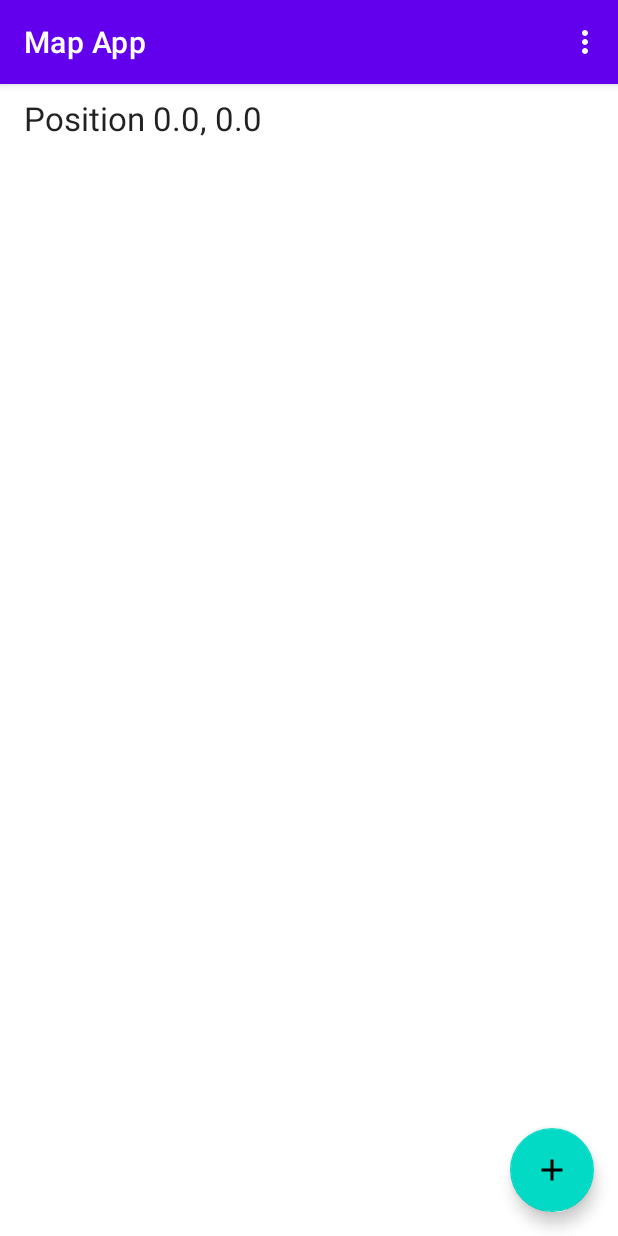
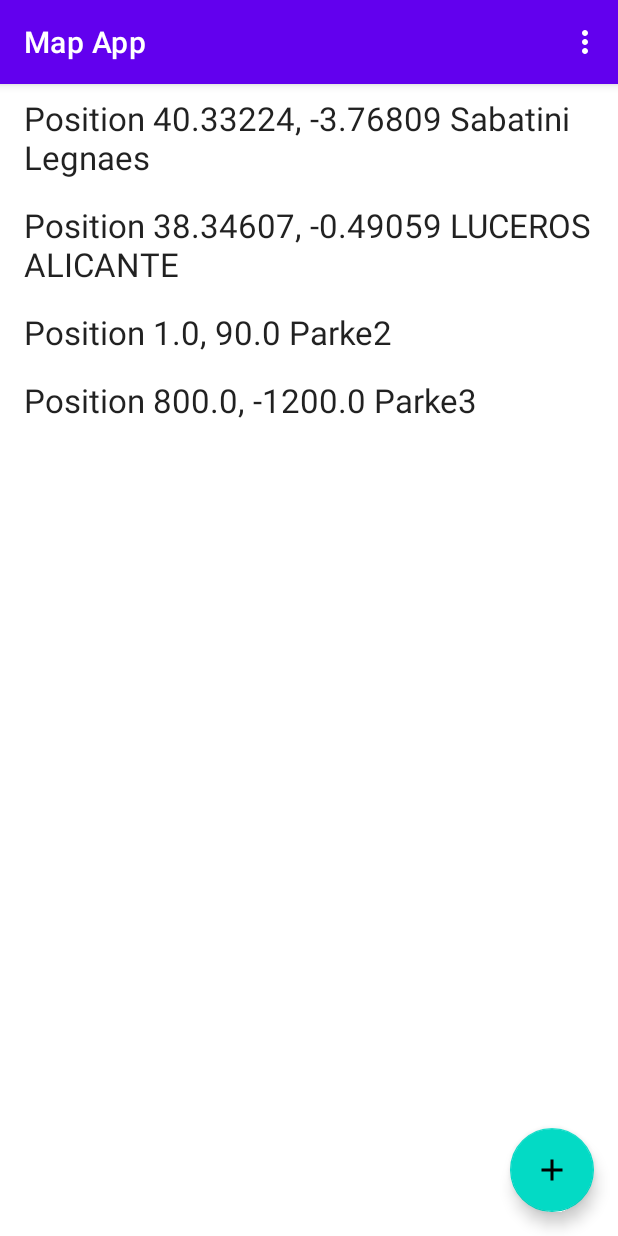
Before and after one commit to JDavidLpez723/mapapp, an Android app: the screen it shows after launch (MapActivity), on a phone screen of 412 x 824 dp. Run offline under Robolectric (Android 15) with nearby library versions, the phone set to English and light mode, and no system bars; our stand-ins replace Room's generated code.

Commit message:
NodeFragment + tiles (map) visualization

```diff
--- a/app/build.gradle
+++ b/app/build.gradle
@@ -34,6 +34,8 @@ android {
     kotlinOptions {
         jvmTarget = '1.8'
     }
+
+    apply plugin: "androidx.navigation.safeargs"
 }
 
 dependencies {
@@ -52,6 +54,7 @@ dependencies {
     implementation 'androidx.room:room-ktx:2.2.6'
     implementation 'com.squareup.retrofit2:retrofit:2.9.0'
     implementation 'com.squareup.retrofit2:converter-gson:2.9.0'
+    implementation 'com.squareup.picasso:picasso:2.71828'
     kapt 'androidx.room:room-compiler:2.2.6'
     testImplementation 'junit:junit:4.+'
     androidTestImplementation 'androidx.test.ext:junit:1.1.2'
--- a/app/src/main/java/com/canonicalexamples/mapapp/app/MapApp.kt
+++ b/app/src/main/java/com/canonicalexamples/mapapp/app/MapApp.kt
@@ -44,9 +44,11 @@ class MapApp: Application() {
         CoroutineScope(Dispatchers.IO + SupervisorJob()).launch {
             database.clearAllTables()
             database.nodeDao.apply {
-                this.create(node = Node(id=0, x=0.0, y=0.0, tag="Mi Casa"))
-                this.create(node = Node(id=1, x=5.0, y=4.0, tag="Mi trabajo"))
-                this.create(node = Node(id=2, x=8.0, y=-20.0, tag="Parke"))
+                //this.create(node = Node(id=0, x=7.0, y=99.0, tag="Mi Casa"))
+                this.create(node = Node(id=1, x=40.33224, y=-3.76809, tag="Sabatini Legnaes"))
+                this.create(node = Node(id=2, x=38.34607, y=-0.49059, tag="LUCEROS ALICANTE"))
+                this.create(node = Node(id=3, x=1.0, y=90.0, tag="Parke2"))
+                this.create(node = Node(id=4, x=800.0, y=-1200.0, tag="Parke3"))
 //                this.create(tea = Tea(id = 0, name = "Oolong", rating = 1))
 //                this.create(tea = Tea(id = 1, name = "Pu erh", rating = 1))
 //                this.create(tea = Tea(id = 2, name = "Green tea", rating = 1))
--- a/app/src/main/java/com/canonicalexamples/mapapp/model/NodeDao.kt
+++ b/app/src/main/java/com/canonicalexamples/mapapp/model/NodeDao.kt
@@ -27,12 +27,16 @@ import androidx.room.Update
 interface NodeDao {
     @Insert
     suspend fun create(node: Node)
+
     @Query("SELECT * FROM node_table WHERE id = :id")
     suspend fun get(id: Int): Node?
+
     @Query("SELECT * FROM node_table")
     suspend fun fetchNodes(): List<Node>
+
     @Update
     suspend fun update(node: Node)
+
     @Query("DELETE FROM node_table WHERE id = :id")
     suspend fun delete(id: Int)
 }
--- a/app/src/main/java/com/canonicalexamples/mapapp/model/TileService.kt
+++ b/app/src/main/java/com/canonicalexamples/mapapp/model/TileService.kt
@@ -1,6 +1,8 @@
 package com.canonicalexamples.mapapp.model
 
+import okhttp3.ResponseBody
 import retrofit2.Call
+import retrofit2.Response
 import retrofit2.http.GET
 import retrofit2.http.Path
 
@@ -23,8 +25,11 @@ import retrofit2.http.Path
  * limitations under the License.
  */
 interface TileService {
-    @GET("/{zoom}/{x}/{y}")
+    @GET("7/62/42.png")
+    fun getExample(): Call<ResponseBody>
+
+    @GET("{zoom}/{x}/{y}.png")
     fun getTile(@Path(value = "zoom") zoom: Int,
                 @Path(value = "x") x: Int,
-                @Path(value = "y") y: Int): Call<Tile>
+                @Path(value = "y") y: Int): Call<ResponseBody>
 }
--- a/app/src/main/java/com/canonicalexamples/mapapp/view/NodesListAdapter.kt
+++ b/app/src/main/java/com/canonicalexamples/mapapp/view/NodesListAdapter.kt
@@ -3,13 +3,9 @@ package com.canonicalexamples.mapapp.view
 import android.view.LayoutInflater
 import android.view.View
 import android.view.ViewGroup
-import androidx.navigation.findNavController
-import androidx.navigation.fragment.findNavController
 import androidx.recyclerview.widget.RecyclerView
-import com.canonicalexamples.mapapp.R
 import com.canonicalexamples.mapapp.databinding.ItemNodeBinding
-import com.canonicalexamples.mapapp.util.observeEvent
-import com.canonicalexamples.mapapp.viewmodels.MapViewModel
+import com.canonicalexamples.mapapp.viewmodels.NodesListViewModel
 
 /**
  * 20210208. Initial version created by jorge
@@ -29,9 +25,9 @@ import com.canonicalexamples.mapapp.viewmodels.MapViewModel
  * See the License for the specific language governing permissions and
  * limitations under the License.
  */
-class NodesListAdapter(private val viewModel: MapViewModel): RecyclerView.Adapter<NodesListAdapter.TeaItemViewHolder>() {
+class NodesListAdapter(private val viewModel: NodesListViewModel): RecyclerView.Adapter<NodesListAdapter.TeaItemViewHolder>() {
 
-    class TeaItemViewHolder(private val viewModel: MapViewModel, binding: ItemNodeBinding): RecyclerView.ViewHolder(binding.root), View.OnClickListener {
+    class TeaItemViewHolder(private val viewModel: NodesListViewModel, binding: ItemNodeBinding): RecyclerView.ViewHolder(binding.root), View.OnClickListener {
         val teaName = binding.itemName
 
         init {
@@ -40,15 +36,7 @@ class NodesListAdapter(private val viewModel: MapViewModel): RecyclerView.Adapte
 
         //When an item of the adapter list has been clicked:
         override fun onClick(v: View?) {
-            println("Layout:"+layoutPosition)
             viewModel.onClickItem(layoutPosition)
-            //Move to Node Fragment
-
-
-            //v?.rootView?.findNavController()?.navigate(R.id.action_FirstFragment_to_nodeFragment)
-            //v?.findNavController()?.navigate(R.id.action_FirstFragment_to_nodeFragment)
-
-            //print(adapterPosition)
         }
     }
 
@@ -59,10 +47,6 @@ class NodesListAdapter(private val viewModel: MapViewModel): RecyclerView.Adapte
         //Get data and fill each item
         val node = viewModel.getItem(position)
         holder.teaName.text = "Position ${node.name}"
-//        var z = 14
-//        println("Zoom="+z.toString())
-//        println(viewModel.getXYTile(40.32907,-3.76592, z))
-        //println(viewModel.getItem(1))
     }
 
     override fun getItemCount(): Int = viewModel.numberOfItems
--- a/app/src/main/java/com/canonicalexamples/mapapp/view/NodesListFragment.kt
+++ b/app/src/main/java/com/canonicalexamples/mapapp/view/NodesListFragment.kt
@@ -6,21 +6,20 @@ import android.view.View
 import android.view.ViewGroup
 import androidx.fragment.app.Fragment
 import androidx.fragment.app.viewModels
-import androidx.navigation.findNavController
 import androidx.navigation.fragment.findNavController
 import com.canonicalexamples.mapapp.R
 import com.canonicalexamples.mapapp.app.MapApp
 import com.canonicalexamples.mapapp.databinding.FragmentNodesListBinding
 import com.canonicalexamples.mapapp.util.observeEvent
-import com.canonicalexamples.mapapp.viewmodels.MapViewModel
-import com.canonicalexamples.mapapp.viewmodels.TeasListViewModelFactory
+import com.canonicalexamples.mapapp.viewmodels.NodesListViewModel
+import com.canonicalexamples.mapapp.viewmodels.NodesListViewModelFactory
 
 class NodesListFragment : Fragment() {
 
     private lateinit var binding: FragmentNodesListBinding
-    private val viewModel: MapViewModel by viewModels {
+    private val viewModel: NodesListViewModel by viewModels {
         val app = activity?.application as MapApp
-        TeasListViewModelFactory(app.database, app.webservice)
+        NodesListViewModelFactory(app.database, app.webservice)
     }
 
     override fun onCreateView(inflater: LayoutInflater, container: ViewGroup?, savedInstanceState: Bundle?): View? {
@@ -37,6 +36,12 @@ class NodesListFragment : Fragment() {
             viewModel.addButtonClicked()
         }
 
+        //
+//        print("COORDINADAS: ")
+//        var p = viewModel.getXYTile(40.333,-3.7675,19)
+
+        //print(p.first)
+
         viewModel.navigate.observeEvent(viewLifecycleOwner) { navigate ->
             if (navigate) {
                 findNavController().navigate(R.id.action_FirstFragment_to_SecondFragment)
@@ -45,7 +50,8 @@ class NodesListFragment : Fragment() {
 
         viewModel.open_node.observeEvent(viewLifecycleOwner) { open_node ->
             if(open_node){
-                findNavController().navigate(R.id.action_FirstFragment_to_nodeFragment)
+                val action = NodesListFragmentDirections.actionFirstFragmentToNodeFragment().setItemSelected(viewModel.itemSelected)
+                findNavController().navigate(action)
             }
 
         }
--- a/app/src/main/java/com/canonicalexamples/mapapp/viewmodels/MapViewModel.kt
+++ b/app/src/main/java/com/canonicalexamples/mapapp/viewmodels/NodesListViewModel.kt
@@ -9,6 +9,8 @@ import com.canonicalexamples.mapapp.model.MapDatabase
 import com.canonicalexamples.mapapp.model.Node
 import com.canonicalexamples.mapapp.model.TileService
 import com.canonicalexamples.mapapp.util.Event
+import com.canonicalexamples.mapapp.view.NodeFragmentDirections
+import com.canonicalexamples.mapapp.view.NodesListFragmentDirections
 import kotlinx.coroutines.Dispatchers
 import kotlinx.coroutines.launch
 import kotlin.math.*
@@ -31,7 +33,7 @@ import kotlin.math.*
  * See the License for the specific language governing permissions and
  * limitations under the License.
  */
-class MapViewModel(private val database: MapDatabase, private val webservice: TileService): ViewModel() {
+class NodesListViewModel(private val database: MapDatabase, private val webservice: TileService): ViewModel() {
     private val _navigate: MutableLiveData<Event<Boolean>> = MutableLiveData()
     val navigate: LiveData<Event<Boolean>> = _navigate
     private val _open_node: MutableLiveData<Event<Boolean>> = MutableLiveData()
@@ -39,13 +41,20 @@ class MapViewModel(private val database: MapDatabase, private val webservice: Ti
     private var nodesList = listOf<Node>()
     data class Item(val name: String)
 
-    var itemSelected: Int = 0
+    public var itemSelected = 0
 
     init {
         viewModelScope.launch(Dispatchers.IO) {
             nodesList = database.nodeDao.fetchNodes()
         }
     }
+
+//    fun init_list(){
+//        viewModelScope.launch(Dispatchers.IO) {
+//            nodesList = database.nodeDao.fetchNodes()
+//        }
+//    }
+
 
     val numberOfItems: Int
         get() = nodesList.count()
@@ -57,15 +66,13 @@ class MapViewModel(private val database: MapDatabase, private val webservice: Ti
     fun addButtonClicked() {
         _navigate.value = Event(true)
         viewModelScope.launch(Dispatchers.IO) {
-            database.nodeDao.create(node = Node(x=800.0, y=-20.0, tag="tag"))
-            //Update Nodes List
-            //nodesList = database.nodeDao.fetchNodes()
+            //database.nodeDao.create(node = Node(x=800.0, y=-20.0, tag="tag"))
         }
     }
 
-    fun getItem(n: Int) = Item(name = nodesList[n].x.toString() + ", " + nodesList[n].y.toString())
+    fun getItem(n: Int) = Item(name = nodesList[n].x.toString() + ", " + nodesList[n].y.toString()
+                                + " " +nodesList[n].tag)
     fun getNode(i: Int): Node = nodesList[i]
-    fun getSelectedNode() = nodesList[itemSelected]
 
     //When an item of the adapter list has been clicked:
     fun onClickItem(n: Int) {
@@ -74,9 +81,11 @@ class MapViewModel(private val database: MapDatabase, private val webservice: Ti
             val todo = webservice.getTodo(n).await()
             println("todo: ${todo.title}")
         }*/
+
+        //Pass Selected Item index to other view Model
+        //val action = NodesListFragmentDirections.ActionFirstFragmentToNodeFragment()
         itemSelected = n
         _open_node.value = Event(true)
-
     }
 
     fun getXYTile(lat : Double, lon: Double, zoom : Int) : Pair<Int, Int> {
@@ -96,18 +105,18 @@ class MapViewModel(private val database: MapDatabase, private val webservice: Ti
         if (ytile >= (1 shl zoom)) {
             ytile = (1 shl zoom) - 1
         }
-
+        println("https://a.tile.openstreetmap.org/"+zoom+"/"+xtile+"/"+ytile+".png")
         return Pair(xtile, ytile)
     }
 
 
 }
 
-class TeasListViewModelFactory(private val database: MapDatabase, private val webservice: TileService): ViewModelProvider.Factory {
+class NodesListViewModelFactory(private val database: MapDatabase, private val webservice: TileService): ViewModelProvider.Factory {
     override fun <T : ViewModel?> create(modelClass: Class<T>): T {
-        if (modelClass.isAssignableFrom(MapViewModel::class.java)) {
+        if (modelClass.isAssignableFrom(NodesListViewModel::class.java)) {
             @Suppress("UNCHECKED_CAST")
-            return MapViewModel(database, webservice) as T
+            return NodesListViewModel(database, webservice) as T
         }
         throw IllegalArgumentException("Unknown ViewModel class")
     }
--- a/app/src/main/res/navigation/nav_graph.xml
+++ b/app/src/main/res/navigation/nav_graph.xml
@@ -3,10 +3,10 @@
     xmlns:app="http://schemas.android.com/apk/res-auto"
     xmlns:tools="http://schemas.android.com/tools"
     android:id="@+id/nav_graph"
-    app:startDestination="@id/FirstFragment">
+    app:startDestination="@id/NodesListFragment">
 
     <fragment
-        android:id="@+id/FirstFragment"
+        android:id="@+id/NodesListFragment"
         android:name="com.canonicalexamples.mapapp.view.NodesListFragment"
         android:label="@string/first_fragment_label"
         tools:layout="@layout/fragment_nodes_list">
@@ -17,6 +17,7 @@
         <action
             android:id="@+id/action_FirstFragment_to_nodeFragment"
             app:destination="@id/nodeFragment" />
+
     </fragment>
     <fragment
         android:id="@+id/SecondFragment"
@@ -26,14 +27,18 @@
 
         <action
             android:id="@+id/action_SecondFragment_to_FirstFragment"
-            app:destination="@id/FirstFragment" />
+            app:destination="@id/NodesListFragment" />
     </fragment>
     <fragment
         android:id="@+id/nodeFragment"
         android:name="com.canonicalexamples.mapapp.view.NodeFragment"
         android:label="NodeFragment" >
         <action
-            android:id="@+id/action_nodeFragment_to_FirstFragment"
-            app:destination="@id/FirstFragment" />
+            android:id="@+id/action_nodeFragment_to_NodesListFragment"
+            app:destination="@id/NodesListFragment" />
+        <argument
+            android:name="itemSelected"
+            app:argType="integer"
+            android:defaultValue="0" />
     </fragment>
 </navigation>
--- a/build.gradle
+++ b/build.gradle
@@ -8,7 +8,8 @@ buildscript {
     dependencies {
         classpath "com.android.tools.build:gradle:4.1.2"
         classpath "org.jetbrains.kotlin:kotlin-gradle-plugin:$kotlin_version"
-
+        def nav_version = "2.3.3"
+        classpath "androidx.navigation:navigation-safe-args-gradle-plugin:$nav_version"
         // NOTE: Do not place your application dependencies here; they belong
         // in the individual module build.gradle files
     }
```
Also changed, not shown: app/src/main/java/com/canonicalexamples/mapapp/view/NodeFragment.kt (+77 -16 lines), app/src/main/java/com/canonicalexamples/mapapp/view/SecondFragment.kt (+4 -8 lines), app/src/main/java/com/canonicalexamples/mapapp/viewmodels/NodeViewModel.kt (added, +96 -0 lines), app/src/main/res/layout/fragment_node.xml (+52 -12 lines).
